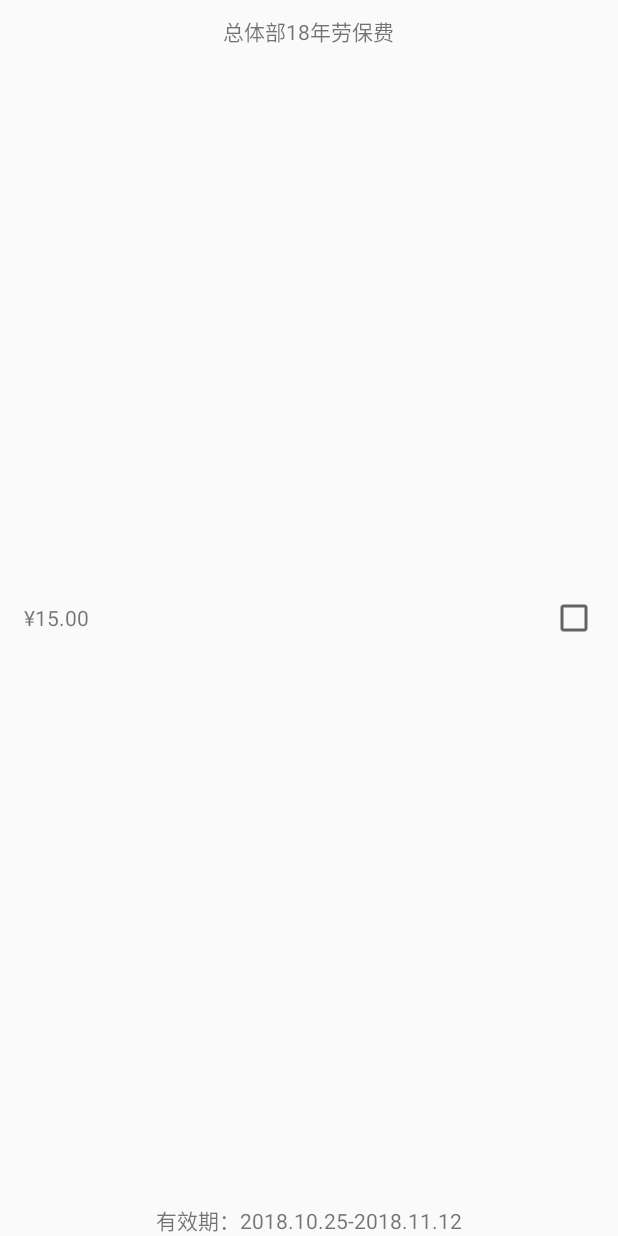
After one commit to 13204236momo/LuckyMorning, an Android app: the layout item_coupon.xml on its own in the app's theme, with its tools: preview values and no code run, on a phone screen of 412 x 824 dp. The commit adds this screen. Run offline under Robolectric (Android 15) with nearby library versions, the phone set to English and light mode, and no system bars.

Commit message:
底部弹出dialog

```diff
--- a/app/src/main/java/com/example/zhoumohan/luckymorning/main/NewsFragment4.java
+++ b/app/src/main/java/com/example/zhoumohan/luckymorning/main/NewsFragment4.java
@@ -13,6 +13,7 @@ import android.widget.Toast;
 import com.example.zhoumohan.luckymorning.R;
 import com.example.zhoumohan.luckymorning.base.BaseFragment;
 import com.example.zhoumohan.luckymorning.camera.CaptureActivity;
+import com.example.zhoumohan.luckymorning.common.widget.BottomDialog;
 import com.example.zhoumohan.luckymorning.demo.MapViewActivity;
 import com.example.zhoumohan.luckymorning.demo.QQBubbleActivity;
 import com.example.zhoumohan.luckymorning.util.CameraUtil;
@@ -54,7 +55,9 @@ public class NewsFragment4 extends BaseFragment {
                 startActivity(new Intent(getActivity(), QQBubbleActivity.class));
                 break;
             case R.id.btn_map:
-                startActivity(new Intent(getActivity(), MapViewActivity.class));
+                //startActivity(new Intent(getActivity(), MapViewActivity.class));
+                BottomDialog dialog = new BottomDialog(getContext(),R.style.BottomDialog);
+                dialog.show();
                 break;
         }
 
--- /dev/null
+++ b/app/src/main/res/layout/item_coupon.xml
@@ -0,0 +1,35 @@
+<?xml version="1.0" encoding="utf-8"?>
+<RelativeLayout xmlns:android="http://schemas.android.com/apk/res/android"
+    android:layout_width="match_parent"
+    android:layout_height="wrap_content">
+
+    <TextView
+        android:id="@+id/tv_total"
+        android:layout_width="wrap_content"
+        android:layout_height="wrap_content"
+        android:layout_centerVertical="true"
+        android:layout_marginLeft="16dp"
+        android:text="¥15.00"/>
+    <TextView
+        android:id="@+id/tv_title"
+        android:layout_width="wrap_content"
+        android:layout_height="wrap_content"
+        android:layout_centerHorizontal="true"
+        android:layout_marginTop="10dp"
+        android:text="总体部18年劳保费"/>
+    <TextView
+        android:id="@+id/tv_date"
+        android:layout_width="wrap_content"
+        android:layout_height="wrap_content"
+        android:layout_centerHorizontal="true"
+        android:layout_alignParentBottom="true"
+        android:layout_marginBottom="10dp"
+        android:text="有效期：2018.10.25-2018.11.12"/>
+
+    <CheckBox
+        android:id="@+id/checkbox"
+        android:layout_width="45dp"
+        android:layout_height="45dp"
+        android:layout_alignParentRight="true"
+        android:layout_centerVertical="true"/>
+</RelativeLayout>
```
Also changed, not shown: app/src/main/java/com/example/zhoumohan/luckymorning/common/widget/BottomDialog.java (added, +88 -0 lines), app/src/main/java/com/example/zhoumohan/luckymorning/demo/CouponAdapter.java (added, +65 -0 lines), app/src/main/java/com/example/zhoumohan/luckymorning/util/DisplayUtil.java (added, +64 -0 lines), app/src/main/res/anim/dialog_in_anim.xml (added, +7 -0 lines), app/src/main/res/anim/dialog_out_anim.xml (added, +7 -0 lines), app/src/main/res/layout/bottom_dialog.xml (added, +31 -0 lines), app/src/main/res/values/styles.xml (+18 -0 lines).
